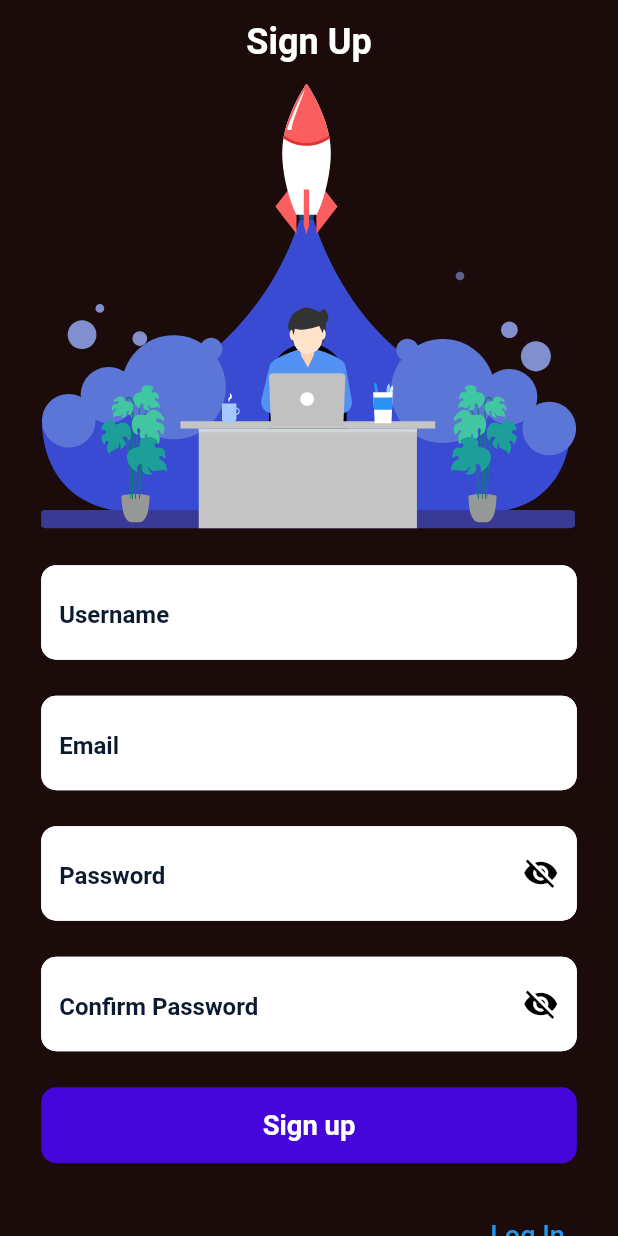
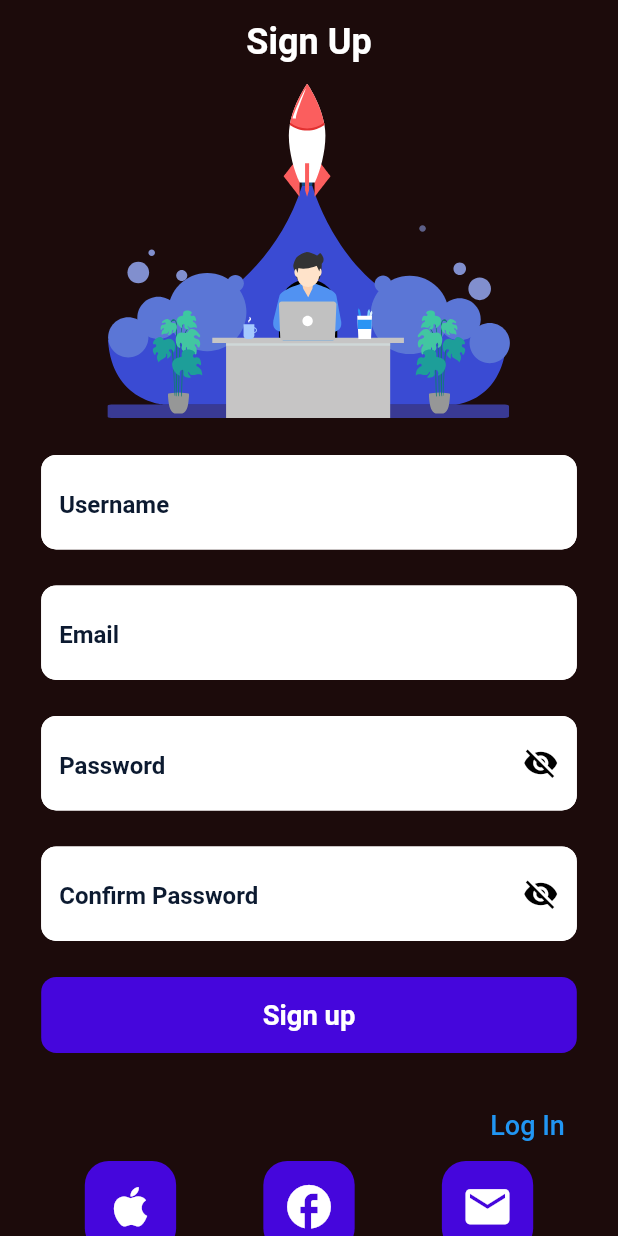
Before and after one commit to Farrux3322/texno_bozor, a Flutter app: the screen it shows after launch, after a tap on "Sign Up", on a phone screen of 412 x 824 dp. Run offline on Flutter 3.47's test engine with Material 2 defaults, Android fonts, the phone set to English and light mode, and no system bars; drawn by our look-alikes of zoom_tap_animation; our stand-ins replace firebase_auth, firebase_core, flutter_screenutil, lottie; accounts and stored records are empty; network calls fail; Roboto replaces fonts that are missing (DMSans, LeagueSpartan); statements that could not run were skipped.

```diff
--- a/lib/ui/auth/pages/sign_up_page.dart
+++ b/lib/ui/auth/pages/sign_up_page.dart
@@ -1,3 +1,4 @@
+import 'package:flutter/cupertino.dart';
 import 'package:flutter/material.dart';
 import 'package:flutter/services.dart';
 import 'package:flutter_screenutil/flutter_screenutil.dart';
@@ -6,6 +7,7 @@ import 'package:provider/provider.dart';
 import 'package:texno_bozor/provider/auth_provider.dart';
 import 'package:texno_bozor/ui/auth/widgets/global_button.dart';
 import 'package:texno_bozor/ui/auth/widgets/global_text_fields.dart';
+import 'package:texno_bozor/utils/colors.dart';
 
 class SignUpScreen extends StatelessWidget {
   const SignUpScreen({super.key, required this.onChanged});
@@ -18,7 +20,7 @@ class SignUpScreen extends StatelessWidget {
       padding: EdgeInsets.symmetric(horizontal: 25.w),
       child: ListView(
         children: [
-          Lottie.asset("assets/images/sign.json"),
+          Lottie.asset("assets/images/sign.json",height: 220.h),
           const SizedBox(
             height: 24,
           ),
@@ -72,7 +74,40 @@ class SignUpScreen extends StatelessWidget {
                   },
                   child: Text("Log In",style: TextStyle(fontSize: 18.spMin),))
             ],
-          )
+          ),
+          Row(
+            mainAxisAlignment: MainAxisAlignment.spaceAround,
+            children: [
+              Container(
+                height: 60.h,
+                width: 60.h,
+                decoration: BoxDecoration(
+                  borderRadius: BorderRadius.circular(16),
+                    color: AppColors.C_210467
+                ),
+                child: IconButton(onPressed: (){},icon: Icon(Icons.apple,size: 35,color: Colors.white,),),
+              ),
+              Container(
+                height: 60.h,
+                width: 60.h,
+                decoration: BoxDecoration(
+                  borderRadius: BorderRadius.circular(16),
+                    color: AppColors.C_210467
+                ),
+                child: IconButton(onPressed: (){},icon: Icon(Icons.facebook,size: 35,color: Colors.white,),),
+              ),
+              Container(
+                height: 60.h,
+                width: 60.h,
+                decoration: BoxDecoration(
+                    borderRadius: BorderRadius.circular(16),
+                    color: AppColors.C_210467
+                ),
+                child: IconButton(onPressed: (){},icon: const Icon(Icons.email,size: 35,color: Colors.white,),),
+              ),
+            ],
+          ),
+          const SizedBox(height: 2,),
         ],
       ),
     );
```
